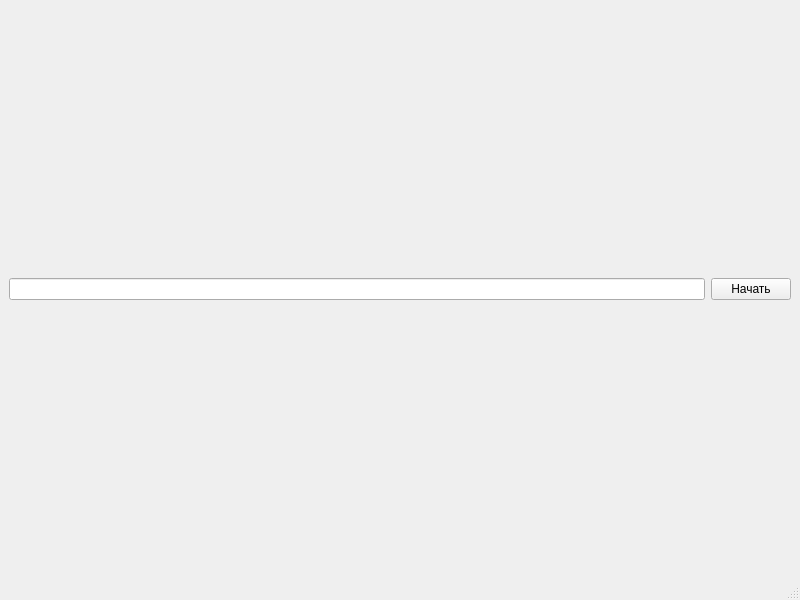
KonstantinKnyaz/priceParser, file mainwindow.ui: the form before one commit.
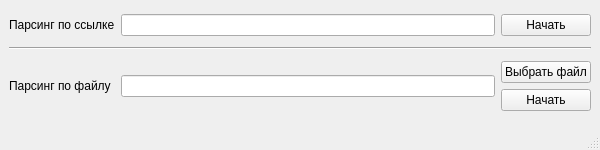
The form after the commit.

What changed in the file:
```diff
--- a/mainwindow.ui
+++ b/mainwindow.ui
@@ -6,25 +6,79 @@
    <rect>
     <x>0</x>
     <y>0</y>
-    <width>800</width>
-    <height>600</height>
+    <width>600</width>
+    <height>150</height>
    </rect>
   </property>
+  <property name="minimumSize">
+   <size>
+    <width>600</width>
+    <height>150</height>
+   </size>
+  </property>
+  <property name="maximumSize">
+   <size>
+    <width>16777215</width>
+    <height>150</height>
+   </size>
+  </property>
   <property name="windowTitle">
    <string>MainWindow</string>
   </property>
   <widget class="QWidget" name="centralwidget">
    <layout class="QGridLayout" name="gridLayout">
-    <item row="0" column="0">
-     <widget class="QLineEdit" name="urlLine"/>
+    <item row="3" column="1">
+     <widget class="QLineEdit" name="fullFilePath"/>
     </item>
-    <item row="0" column="1">
+    <item row="1" column="0">
+     <widget class="QLabel" name="label">
+      <property name="text">
+       <string>Парсинг по ссылке</string>
+      </property>
+     </widget>
+    </item>
+    <item row="3" column="2">
+     <layout class="QVBoxLayout" name="verticalLayout">
+      <item>
+       <widget class="QPushButton" name="choiceFileBtn">
+        <property name="text">
+         <string>Выбрать файл</string>
+        </property>
+       </widget>
+      </item>
+      <item>
+       <widget class="QPushButton" name="startFileBtn">
+        <property name="text">
+         <string>Начать</string>
+        </property>
+       </widget>
+      </item>
+     </layout>
+    </item>
+    <item row="1" column="2">
      <widget class="QPushButton" name="startBtn">
       <property name="text">
        <string>Начать</string>
       </property>
      </widget>
     </item>
+    <item row="3" column="0">
+     <widget class="QLabel" name="label_2">
+      <property name="text">
+       <string>Парсинг по файлу</string>
+      </property>
+     </widget>
+    </item>
+    <item row="1" column="1">
+     <widget class="QLineEdit" name="urlLine"/>
+    </item>
+    <item row="2" column="0" colspan="3">
+     <widget class="Line" name="line">
+      <property name="orientation">
+       <enum>Qt::Horizontal</enum>
+      </property>
+     </widget>
+    </item>
    </layout>
   </widget>
   <widget class="QMenuBar" name="menubar">
```
Left out of the diff: 2 changed lines with no effect on the pictures.
